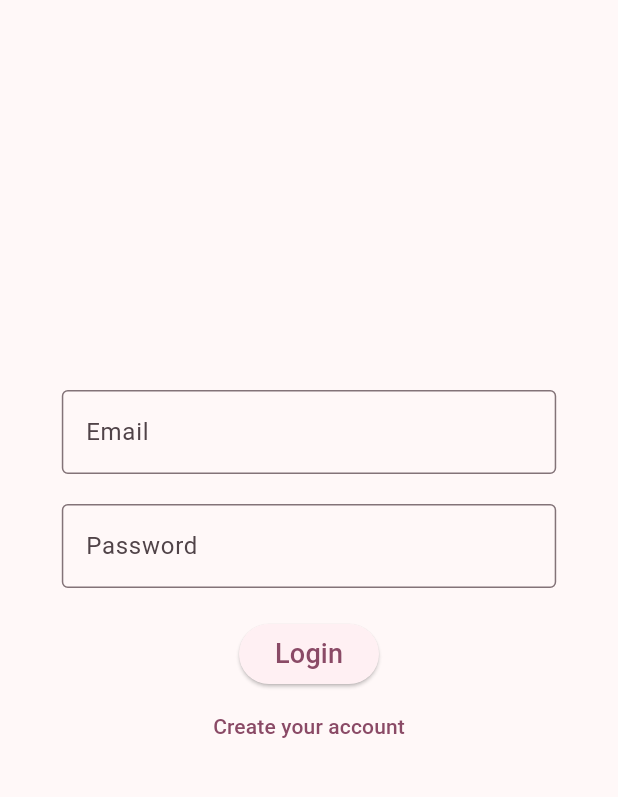
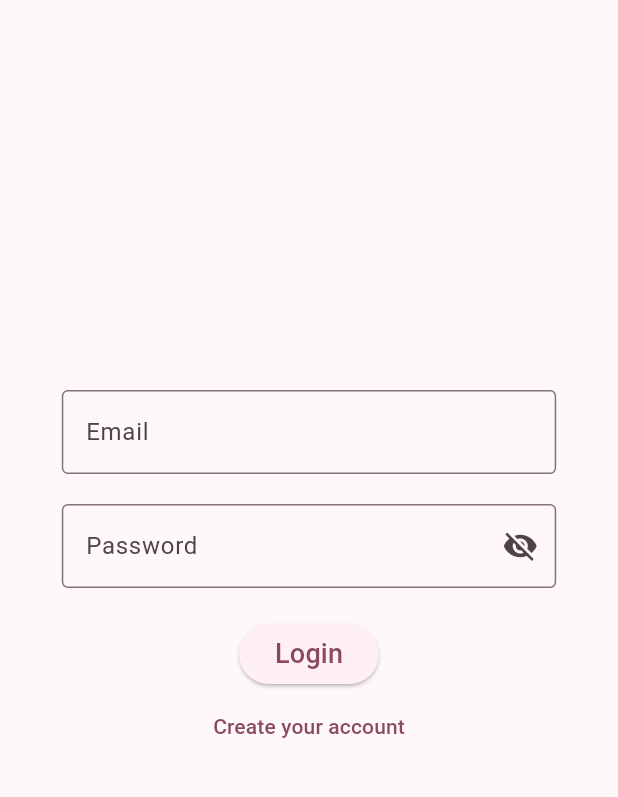
Before and after one commit to kiakalani/BlurreDAPP, a Flutter app: the screen it shows after launch, after a tap on "Log In", on a phone screen of 412 x 824 dp, the part 84-881 px from its top. Run offline on Flutter 3.47's test engine with Material 3 defaults, Android fonts, the phone set to English and light mode, and no system bars; our stand-ins replace cookie_jar, dio, dio_cookie_manager, image_picker, socket_io_client; network calls fail; project files that could hold a hidden picture were left out.

Commit message:
added visible icon to login password and modified timestamp position

```diff
--- a/ui/lib/login.dart
+++ b/ui/lib/login.dart
@@ -25,6 +25,9 @@ class LoginPage extends StatefulWidget {
 class LoginPageState extends State<LoginPage> {
   final _emailController = TextEditingController();
   final _passwordController = TextEditingController();
+
+  // Password visibility
+  bool _passwordVisible = false;
 
   @override
   Widget build(BuildContext context) {
@@ -68,13 +71,23 @@ class LoginPageState extends State<LoginPage> {
               const SizedBox(height: 20),
               SizedBox(
                 width: fieldWidth, // Control the width here
-                child: TextField(
+                child: TextFormField(
                   controller: _passwordController,
-                  decoration: const InputDecoration(
+                  obscureText: !_passwordVisible,
+                  decoration: InputDecoration(
                     labelText: 'Password',
-                    border: OutlineInputBorder(),
+                    border: const OutlineInputBorder(),
+                    suffixIcon: IconButton(
+                      icon: Icon(
+                        _passwordVisible ? Icons.visibility : Icons.visibility_off,
+                      ),
+                      onPressed: () {
+                        setState(() {
+                          _passwordVisible = !_passwordVisible;
+                        });
+                      },
+                    ),
                   ),
-                  obscureText: true,
                 ),
               ),
               const SizedBox(height: 20),
--- a/ui/lib/main.dart
+++ b/ui/lib/main.dart
@@ -54,23 +54,23 @@ class HomePage extends StatelessWidget {
   Widget build(BuildContext context) {
     return Scaffold(
       appBar: AppBar(
-        title: const Text('Home Page'),
+        title: const Text('Home'),
         backgroundColor: Theme.of(context).colorScheme.inversePrimary,
         actions: [
           TextButton(
             onPressed: () => Navigator.push(
                 context, MaterialPageRoute(builder: (_) => const MessagesPage())),
-            child: const Text('Messages', style: TextStyle(color: Colors.white)),
+            child: const Text('Messages', style: TextStyle(color: Colors.black)),
           ),
           TextButton(
             onPressed: () => Navigator.push(
                 context, MaterialPageRoute(builder: (_) => const ProfileSettingsPage())),
-            child: const Text('Profile Settings', style: TextStyle(color: Colors.white)),
+            child: const Text('Profile Settings', style: TextStyle(color: Colors.black)),
           ),
           TextButton(
             onPressed: () => Navigator.push(
                 context, MaterialPageRoute(builder: (_) => const LoginPage())),
-            child: const Text('Log In', style: TextStyle(color: Colors.white)),
+            child: const Text('Log In', style: TextStyle(color: Colors.black)),
           ),
         ],
       ),
--- a/ui/lib/swipe.dart
+++ b/ui/lib/swipe.dart
@@ -73,6 +73,7 @@ class SwipePage extends StatelessWidget {
               mainAxisAlignment: MainAxisAlignment.spaceEvenly,
               children: <Widget>[
                 FloatingActionButton(
+                  heroTag: null,
                   onPressed: () {
                     // Handle dislike action
                   },
@@ -80,6 +81,7 @@ class SwipePage extends StatelessWidget {
                   child: const Icon(Icons.close, color: Colors.white),
                 ),
                 FloatingActionButton(
+                  heroTag: null,
                   onPressed: () {
                     // Handle like action
                   },
```
Also changed, not shown: ui/lib/message.dart (+16 -10 lines).
